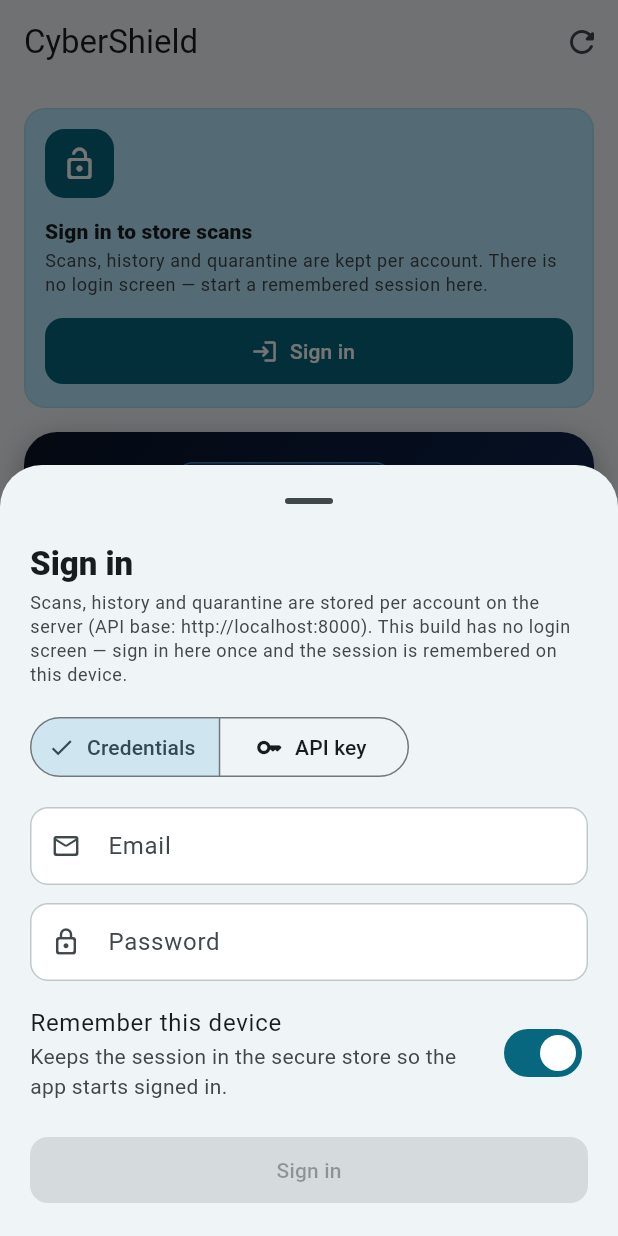
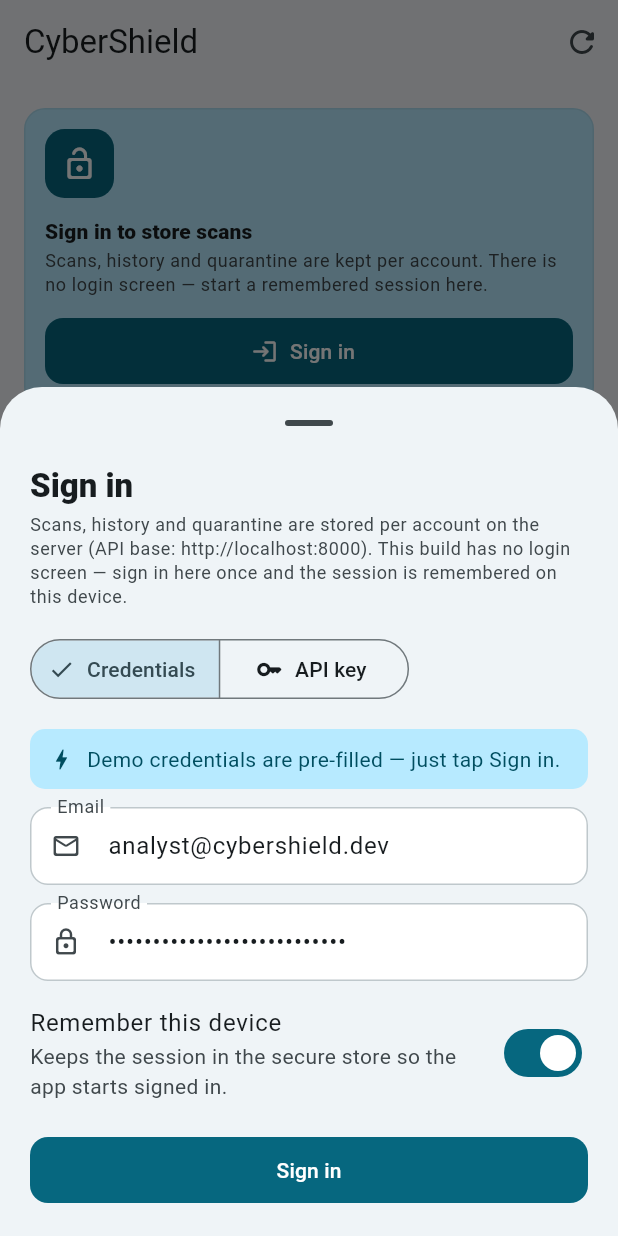
Before and after one commit to shxrxf-code/cybershield, a Flutter app: the screen it shows after launch, after a tap on "Sign in", on a phone screen of 412 x 824 dp. Run offline on Flutter 3.47's test engine with Material 3 defaults, Android fonts, the phone set to English and light mode, and no system bars; our stand-ins replace file_picker, flutter_secure_storage; accounts and stored records are empty; network calls fail.

Commit message:
feat: add one-click dev login + web preview support
- Sign-in sheet pre-fills demo credentials (analyst@cybershield.dev) by
  default when DEMO_LOGIN is true; fields also update validation on change.
- Add AppConfig.demoLogin/demoEmail/demoPassword with env overrides.
- Add web platform files and exclude web/ from analysis_options.yaml.
- Update client README with demo sign-in instructions.

```diff
--- a/client/analysis_options.yaml
+++ b/client/analysis_options.yaml
@@ -17,6 +17,7 @@
     - windows/**
     - macos/**
     - linux/**
+    - web/**
 
 linter:
   # The lint rules applied to this project can be customized in the
--- a/client/lib/core/config.dart
+++ b/client/lib/core/config.dart
@@ -23,4 +23,30 @@
 
   /// Backend-reported minimum password length (settings.password_min_length).
   static const int passwordMinLength = 12;
+
+  // -----------------------------------------------------------------------
+  // Demo login (development convenience)
+  // -----------------------------------------------------------------------
+  //
+  // When [demoLogin] is true the sign-in sheet pre-fills the credentials below
+  // so a reviewer can start a session with a single tap. These match the
+  // accounts created by `backend/scripts/seed_dev.py`; they are development
+  // credentials and grant nothing in a real deployment.
+  //
+  // Real builds must pass `--dart-define=DEMO_LOGIN=false` (or build in release
+  // mode, which disables the pre-fill unless DEMO_LOGIN is set explicitly).
+  static const bool demoLogin = bool.fromEnvironment(
+    'DEMO_LOGIN',
+    defaultValue: true,
+  );
+
+  static const String demoEmail = String.fromEnvironment(
+    'DEMO_EMAIL',
+    defaultValue: 'analyst@cybershield.dev',
+  );
+
+  static const String demoPassword = String.fromEnvironment(
+    'DEMO_PASSWORD',
+    defaultValue: 'CyberShield!dev2026-Analyst',
+  );
 }
--- a/client/lib/features/auth/sign_in_sheet.dart
+++ b/client/lib/features/auth/sign_in_sheet.dart
@@ -43,6 +43,20 @@
   bool _obscure = true;
   bool _submitting = false;
   String? _error;
+
+  /// A dev-only convenience: when demo login is enabled (see [AppConfig]) the
+  /// sign-in sheet arrives pre-filled so a reviewer can start a session with a
+  /// single tap. Set ``--dart-define=DEMO_LOGIN=false`` for real builds.
+  bool get _demoPrefill => AppConfig.demoLogin;
+
+  @override
+  void initState() {
+    super.initState();
+    if (_demoPrefill) {
+      _email.text = AppConfig.demoEmail;
+      _password.text = AppConfig.demoPassword;
+    }
+  }
 
   @override
   void dispose() {
@@ -151,14 +165,40 @@
             ),
             const SizedBox(height: 16),
             if (_mode == _SignInMode.credentials) ...[
+              if (_demoPrefill) ...[
+                Container(
+                  padding:
+                      const EdgeInsets.symmetric(horizontal: 12, vertical: 10),
+                  decoration: BoxDecoration(
+                    color: scheme.primaryContainer,
+                    borderRadius: BorderRadius.circular(10),
+                  ),
+                  child: Row(
+                    children: [
+                      Icon(Icons.bolt_rounded,
+                          size: 18, color: scheme.onPrimaryContainer),
+                      const SizedBox(width: 8),
+                      Expanded(
+                        child: Text(
+                          'Demo credentials are pre-filled — just tap Sign in.',
+                          style: TextStyle(color: scheme.onPrimaryContainer),
+                        ),
+                      ),
+                    ],
+                  ),
+                ),
+                const SizedBox(height: 12),
+              ],
               TextField(
                 controller: _email,
                 enabled: !_submitting,
                 keyboardType: TextInputType.emailAddress,
                 autocorrect: false,
                 textInputAction: TextInputAction.next,
+                onChanged: (_) => setState(() {}),
                 decoration: const InputDecoration(
                   labelText: 'Email',
+                  hintText: 'you@example.com',
                   prefixIcon: Icon(Icons.mail_outline_rounded, size: 20),
                 ),
               ),
@@ -168,11 +208,13 @@
                 enabled: !_submitting,
                 obscureText: true,
                 textInputAction: TextInputAction.done,
+                onChanged: (_) => setState(() {}),
                 onSubmitted: (_) {
                   if (_canSubmit) _submit();
                 },
                 decoration: const InputDecoration(
                   labelText: 'Password',
+                  hintText: 'Your password',
                   prefixIcon: Icon(Icons.lock_outline_rounded, size: 20),
                 ),
               ),
@@ -183,6 +225,7 @@
                 obscureText: _obscure,
                 autocorrect: false,
                 textInputAction: TextInputAction.done,
+                onChanged: (_) => setState(() {}),
                 onSubmitted: (_) {
                   if (_canSubmit) _submit();
                 },
```
Also changed, not shown: 8 other files.
